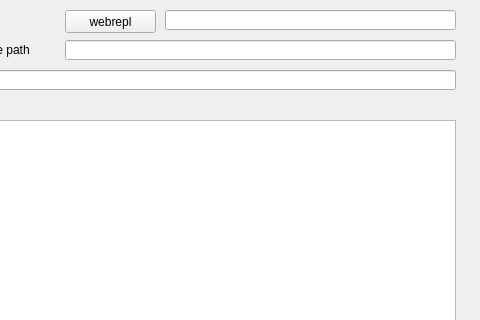
HenkVanAsselt/esp32_micropython_gui, file src/esp32shell_qt_design.ui: the form before one commit; both pictures show x 415 to 895 and y 0 to 320 of the 895 by 739 pixel window.
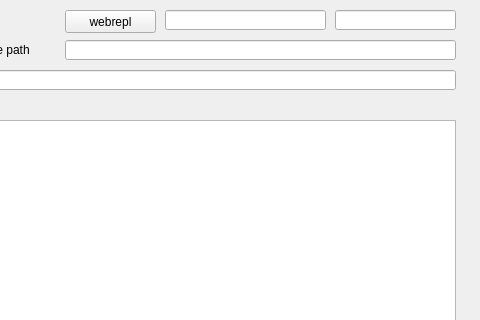
The form after the commit. Custom widgets are drawn as their Qt base class.

Commit message: webrepl.py will use 'selenium' and 'keyboard' to start a webrepl session.

```diff
--- a/src/esp32shell_qt_design.ui
+++ b/src/esp32shell_qt_design.ui
@@ -176,7 +176,7 @@
      <rect>
       <x>580</x>
       <y>10</y>
-      <width>291</width>
+      <width>161</width>
       <height>20</height>
      </rect>
     </property>
@@ -194,6 +194,19 @@
      <string>webrepl</string>
     </property>
    </widget>
+   <widget class="QLineEdit" name="lineEdit_webrepl_password">
+    <property name="geometry">
+     <rect>
+      <x>750</x>
+      <y>10</y>
+      <width>121</width>
+      <height>20</height>
+     </rect>
+    </property>
+    <property name="toolTip">
+     <string extracomment="webrepl password"/>
+    </property>
+   </widget>
   </widget>
   <widget class="QMenuBar" name="menubar">
    <property name="geometry">
```
Left out of the diff: 3 changed lines with no effect on the pictures. The commit also changes 7 other files.
